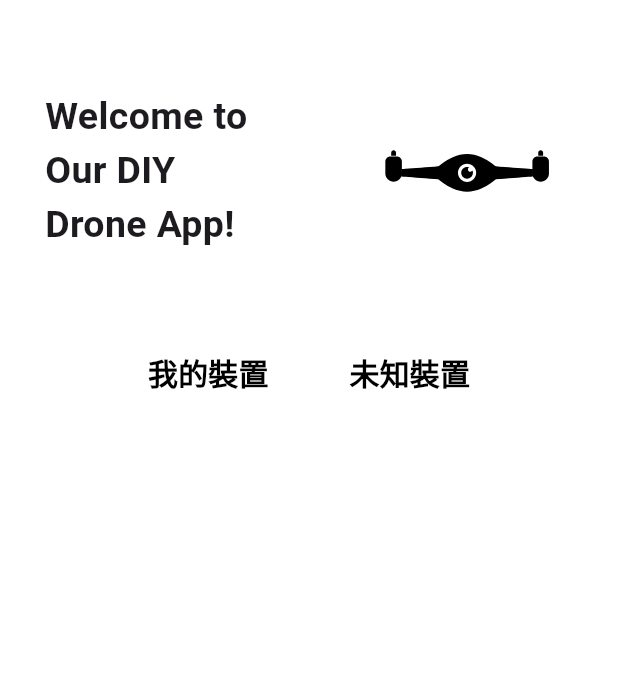
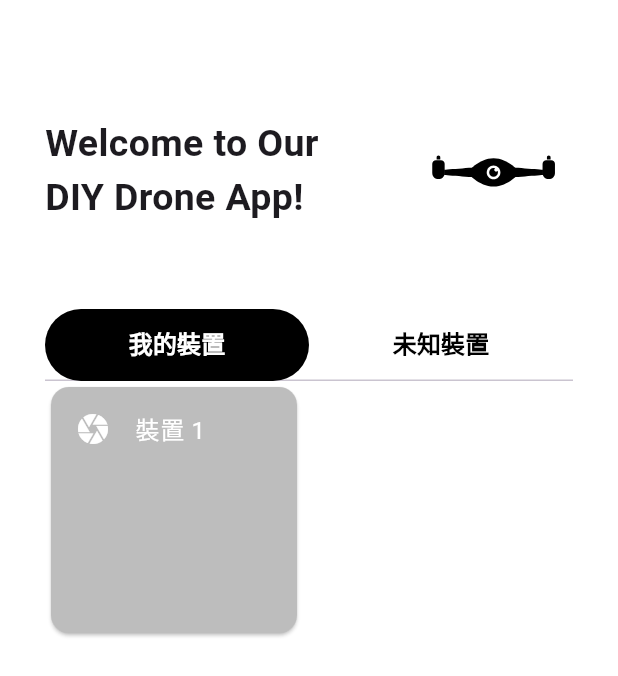
Before and after one commit to jerrysh970227/drone, a Flutter app: the screen it shows after launch, on a phone screen of 412 x 824 dp. Shown: the top 676 px of the screen. Run offline on Flutter 3.47's test engine with Material 3 defaults, Android fonts, the phone set to English and light mode, and no system bars; our stand-ins replace lottie; missing offline and left inert: flutter_joystick.

```diff
--- a/lib/drone_joystick_page.dart
+++ b/lib/drone_joystick_page.dart
@@ -2,6 +2,7 @@ import 'dart:async';
 import 'dart:io';
 import 'dart:typed_data';
 import 'package:flutter/material.dart';
+import 'package:flutter/services.dart';
 import 'package:flutter_joystick/flutter_joystick.dart';
 import 'package:logging/logging.dart';
 import 'drone_controller.dart';
@@ -37,6 +38,12 @@ class _DroneJoystickPageState extends State<DroneJoystickPage> {
   @override
   void initState() {
     super.initState();
+
+    SystemChrome.setPreferredOrientations([
+      DeviceOrientation.landscapeLeft,
+      DeviceOrientation.landscapeRight,
+    ]);
+
     _controller = DroneController(
       onStatusChanged: (status, connected) {
         setState(() {
@@ -211,6 +218,9 @@ class _DroneJoystickPageState extends State<DroneJoystickPage> {
     _controller.dispose();
     _disconnectFromStream();
     super.dispose();
+    SystemChrome.setPreferredOrientations([
+      DeviceOrientation.portraitUp,
+    ]);
   }
 
   void _updateControlValues(JoystickMode mode, double x, double y) {
--- a/lib/main.dart
+++ b/lib/main.dart
@@ -57,11 +57,11 @@ class _HomeState extends State<Home> {
                         softWrap: false,
                       ),
                     ),
-                    SizedBox(width: 10),
+                    SizedBox(width: 5),
                     Lottie.asset(
                       "assets/lottie/droneFly.json",
-                      width: 200,
-                      height: 200,
+                      width: 150,
+                      height: 300,
                       repeat: true,
                     ),
                   ],
@@ -70,37 +70,60 @@ class _HomeState extends State<Home> {
               ),
               SizedBox(height: 8),
               Expanded(
-                child: Row(
-                  mainAxisAlignment: MainAxisAlignment.center,
-                  children: [
-                    TextButton(
-                      onPressed: () {},
-                      child: Text(
-                        "我的裝置",
-                        style: TextStyle(
-                          color: Colors.black,
-                          fontSize: 20,
+                child: DefaultTabController(
+                  length: 2,
+                  child: Column(
+                    children: [
+                      TabBar(
+                        labelColor: Colors.white,
+                        // 選中的文字顏色
+                        unselectedLabelColor: Colors.black,
+                        // 沒選中的顏色
+                        indicator: BoxDecoration(
+                          color: Colors.black, // 背景顏色
+                          borderRadius: BorderRadius.circular(30), // 圓角半徑
+                        ),
+                        indicatorSize: TabBarIndicatorSize.tab,
+                        labelStyle: TextStyle(
+                          fontSize: 16,
                           fontWeight: FontWeight.bold,
                         ),
+                        tabs: [Tab(text: "我的裝置"), Tab(text: "未知裝置")],
                       ),
-                    ),
-                    SizedBox(width: 30),
-                    TextButton(
-                      onPressed: () {},
-                      child: Text(
-                        "未知裝置",
-                        style: TextStyle(
-                          color: Colors.black,
-                          fontSize: 20,
-                          fontWeight: FontWeight.bold,
+                      Expanded(
+                        child: TabBarView(
+                          children: [
+                            // Tab 1：我的裝置
+                            GridView.builder(
+                              gridDelegate: SliverGridDelegateWithFixedCrossAxisCount(
+                                crossAxisCount: 2, // 每行 2 個卡片
+                                crossAxisSpacing: 8.0, // 水平間距
+                                mainAxisSpacing: 8.0, // 垂直間距
+                              ),
+                              itemCount: 1, // 顯示 10 格
+                              itemBuilder: (context, index) {
+                                return Card(
+                                  color: Colors.grey[400],
+                                  child: ListTile(
+                                    leading: Icon(Icons.camera, color: Colors.white),
+                                    title: Text("裝置 ${index + 1}", style: TextStyle(color: Colors.white)),
+                                    onTap: (){
+                                      Navigator.push(context, MaterialPageRoute(builder: (context) => DroneJoystickPage()));
+                                    },
+                                  ),
+                                );
+                              },
+                            ),
+                            // Tab 2：未知裝置
+                            Center(child: Text("還沒連線")),
+                          ],
                         ),
                       ),
-                    ),
-                  ],
+                    ],
+                  ),
                 ),
-                flex: 1,
+                flex: 7,
               ),
-              Expanded(child: Card(), flex: 6),
             ],
           ),
         ),
```
Also changed, not shown: pubspec.yaml (+10 -4 lines), assets/image/drone.jpg (added), assets/image/drone.png (deleted), pubspec.lock, 23 other files.
